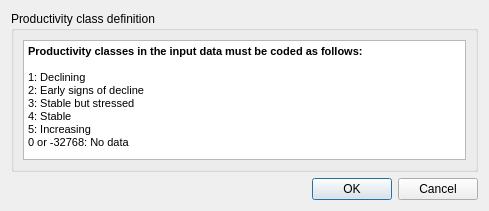
ConservationInternational/trends.earth, file LDMP/gui/DlgImportDataProd.ui: the form before one commit.
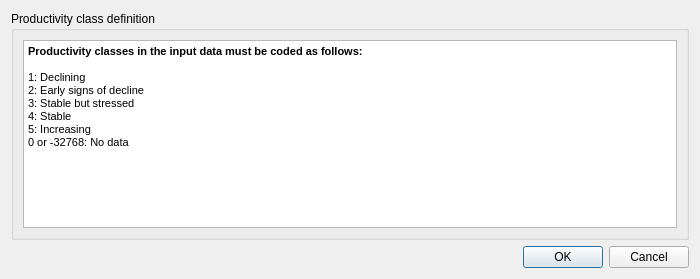
The form after the commit.

```diff
--- a/LDMP/gui/DlgImportDataProd.ui
+++ b/LDMP/gui/DlgImportDataProd.ui
@@ -9,8 +9,8 @@
    <rect>
     <x>0</x>
     <y>0</y>
-    <width>489</width>
-    <height>200</height>
+    <width>700</width>
+    <height>279</height>
    </rect>
   </property>
   <property name="sizePolicy">
```
